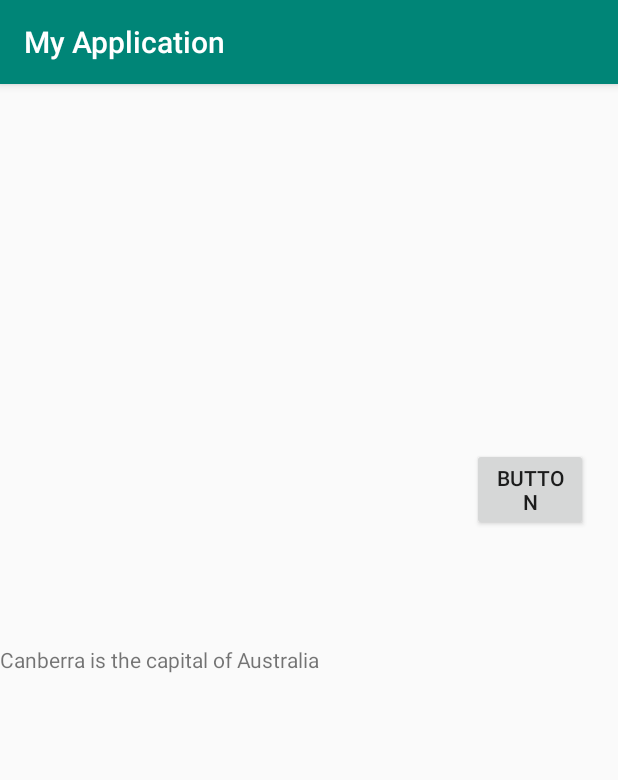
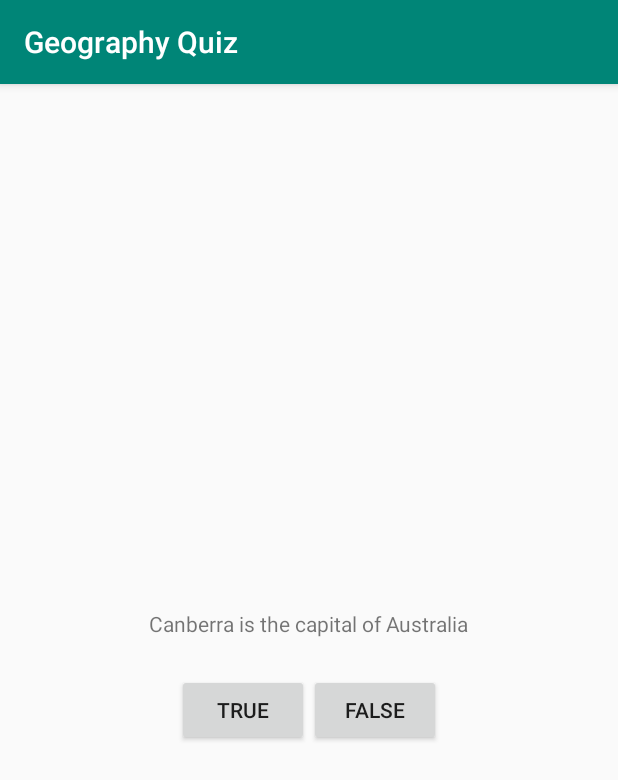
Before and after one commit to samrom/GeoQuiz, an Android app: the screen it shows after launch (GeoQuiz), on a phone screen of 412 x 824 dp. Shown: the top 780 px of the screen. Run offline under Robolectric (Android 15) with nearby library versions, the phone set to English and light mode, and no system bars.

Commit message:
Added First Quiz Question with Toast messages.

```diff
--- a/app/src/main/java/com/example/sromano/myapplication/GeoQuiz.java
+++ b/app/src/main/java/com/example/sromano/myapplication/GeoQuiz.java
@@ -2,28 +2,42 @@ package com.example.sromano.myapplication;
 
 import android.support.v7.app.AppCompatActivity;
 import android.os.Bundle;
+import android.view.View;
+import android.widget.Button;
 import android.widget.TextView;
+import android.widget.Toast;
 
 public class GeoQuiz extends AppCompatActivity {
 
-    // Used to load the 'native-lib' library on application startup.
-    static {
-        System.loadLibrary("native-lib");
-    }
+    private Button mTrueButton;
+    private Button mFalseButton;
+
 
     @Override
     protected void onCreate(Bundle savedInstanceState) {
         super.onCreate(savedInstanceState);
         setContentView(R.layout.activity_geo_quiz);
 
-        // Example of a call to a native method
-        TextView tv = findViewById(R.id.sample_text);
-        tv.setText(stringFromJNI());
+        mTrueButton = (Button) findViewById(R.id.true_btn);
+        mTrueButton.setOnClickListener(new View.OnClickListener() {
+            @Override
+            public void onClick(View v) {
+                Toast.makeText(GeoQuiz.this, R.string.correct_toast,
+                        Toast.LENGTH_SHORT).show();
+            }
+        });
+
+
+        mFalseButton = (Button) findViewById(R.id.false_btn);
+        mFalseButton.setOnClickListener(new View.OnClickListener() {
+            @Override
+            public void onClick(View v) {
+                Toast.makeText(GeoQuiz.this, R.string.incorrect_toast,
+                        Toast.LENGTH_SHORT).show();
+
+            }
+        });
+
     }
 
-    /**
-     * A native method that is implemented by the 'native-lib' native library,
-     * which is packaged with this application.
-     */
-    public native String stringFromJNI();
 }
--- a/app/src/main/res/layout/activity_geo_quiz.xml
+++ b/app/src/main/res/layout/activity_geo_quiz.xml
@@ -1,44 +1,35 @@
 <?xml version="1.0" encoding="utf-8"?>
 <LinearLayout xmlns:android="http://schemas.android.com/apk/res/android"
-    xmlns:app="http://schemas.android.com/apk/res-auto"
     xmlns:tools="http://schemas.android.com/tools"
     android:layout_width="match_parent"
     android:layout_height="match_parent"
     android:gravity="center"
+    android:orientation="vertical"
     tools:context=".GeoQuiz">
 
     <TextView
         android:id="@+id/sample_text"
         android:layout_width="wrap_content"
         android:layout_height="wrap_content"
+        android:padding="24dp"
         android:text="@string/question_text" />
 
     <LinearLayout
         android:layout_width="wrap_content"
-        android:layout_height="wrap_content">
+        android:layout_height="wrap_content"
+        android:orientation="horizontal" >
+
         <Button
-            android:id="@+id/button"
+            android:id="@+id/true_btn"
             android:layout_width="wrap_content"
             android:layout_height="wrap_content"
-            android:layout_marginStart="101dp"
-            android:layout_marginLeft="101dp"
-            android:layout_marginTop="32dp"
-            android:layout_marginEnd="20dp"
-            android:layout_marginRight="20dp"
-            android:layout_marginBottom="196dp"
-            android:text="Button" />
+            android:text="@string/true_button" />
 
         <Button
-            android:id="@+id/button2"
+            android:id="@+id/false_btn"
             android:layout_width="wrap_content"
             android:layout_height="wrap_content"
-            android:layout_marginStart="20dp"
-            android:layout_marginLeft="20dp"
-            android:layout_marginTop="32dp"
-            android:layout_marginEnd="87dp"
-            android:layout_marginRight="87dp"
-            android:layout_marginBottom="195dp"
-            android:text="Button" />
+            android:text="@string/false_button" />
 
 
     </LinearLayout>
--- a/app/src/main/res/values/strings.xml
+++ b/app/src/main/res/values/strings.xml
@@ -1,4 +1,8 @@
 <resources>
-    <string name="app_name">My Application</string>
+    <string name="app_name">Geography Quiz</string>
     <string name="question_text">Canberra is the capital of Australia</string>
+    <string name="true_button">True</string>
+    <string name="false_button">False</string>
+    <string name="correct_toast">Correct!</string>
+    <string name="incorrect_toast">Incorrect!</string>
 </resources>
```
